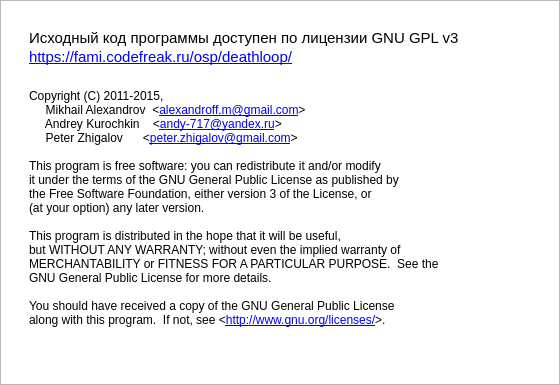
Qt form src/win32/license.ui (AlienCowEatCake/deathloop) before a commit.
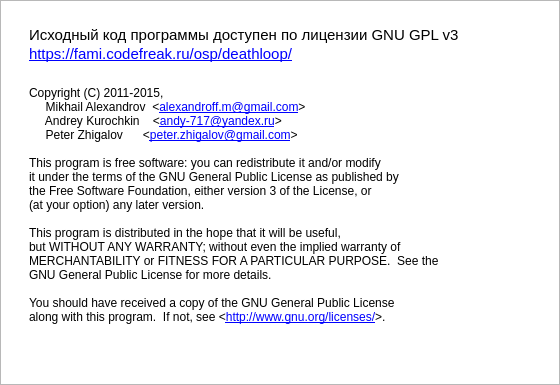
The same form after that commit. Icons and pictures are not drawn.

Commit message: Убрал скролл-поведение в окне с лицензией с некоторыми версиями Qt

What changed in the file:
```diff
--- a/src/win32/license.ui
+++ b/src/win32/license.ui
@@ -65,7 +65,7 @@
 &lt;td width=&quot;20&quot;&gt;&lt;/td&gt;
 &lt;td&gt;
 &lt;p style=&quot; margin-top:0px; margin-bottom:0px; margin-left:0px; margin-right:0px; -qt-block-indent:0; text-indent:0px;&quot;&gt;&lt;span style=&quot; font-family:'Courier New',monospace; font-size:9pt;&quot;&gt; &lt;/span&gt;&lt;/p&gt;
-&lt;p style=&quot; margin-top:8px; margin-bottom:0px; margin-left:0px; margin-right:0px; -qt-block-indent:0; text-indent:0px;&quot;&gt;&lt;span style=&quot; font-family:'Arial','Tahoma',sans-serif;  font-size:11pt;&quot;&gt;Исходный код программы доступен по лицензии GNU GPL v3&lt;/span&gt;&lt;/p&gt;
+&lt;p style=&quot; margin-top:5px; margin-bottom:0px; margin-left:0px; margin-right:0px; -qt-block-indent:0; text-indent:0px;&quot;&gt;&lt;span style=&quot; font-family:'Arial','Tahoma',sans-serif;  font-size:11pt;&quot;&gt;Исходный код программы доступен по лицензии GNU GPL v3&lt;/span&gt;&lt;/p&gt;
 &lt;p style=&quot; margin-top:1px; margin-bottom:0px; margin-left:0px; margin-right:0px; -qt-block-indent:0; text-indent:0px;&quot;&gt;&lt;span style=&quot; font-family:'Arial','Tahoma',sans-serif;  font-size:11pt;&quot;&gt;&lt;a href=&quot;https://fami.codefreak.ru/osp/deathloop/&quot;&gt;https://fami.codefreak.ru/osp/deathloop/&lt;/a&gt;&lt;/span&gt;&lt;/p&gt;
 &lt;p style=&quot; margin-top:0px; margin-bottom:0px; margin-left:0px; margin-right:0px; -qt-block-indent:0; text-indent:0px;&quot;&gt;&lt;span style=&quot; font-family:'Courier New',monospace; font-size:9pt;&quot;&gt; &lt;/span&gt;&lt;/p&gt;
 &lt;p style=&quot; margin-top:9px; margin-bottom:0px; margin-left:0px; margin-right:0px; -qt-block-indent:0; text-indent:0px;&quot;&gt;&lt;span style=&quot; font-family:'Courier New',monospace; font-size:9pt;&quot;&gt;Copyright (C) 2011-2015,&lt;/span&gt;&lt;/p&gt;
@@ -85,7 +85,7 @@
 &lt;p style=&quot; margin-top:0px; margin-bottom:0px; margin-left:0px; margin-right:0px; -qt-block-indent:0; text-indent:0px;&quot;&gt;&lt;span style=&quot; font-family:'Courier New',monospace; font-size:9pt;&quot;&gt; &lt;/span&gt;&lt;/p&gt;
 &lt;p style=&quot; margin-top:0px; margin-bottom:0px; margin-left:0px; margin-right:0px; -qt-block-indent:0; text-indent:0px;&quot;&gt;&lt;span style=&quot; font-family:'Courier New',monospace; font-size:9pt;&quot;&gt;You should have received a copy of the GNU General Public License&lt;/span&gt;&lt;/p&gt;
 &lt;p style=&quot; margin-top:0px; margin-bottom:0px; margin-left:0px; margin-right:0px; -qt-block-indent:0; text-indent:0px;&quot;&gt;&lt;span style=&quot; font-family:'Courier New',monospace; font-size:9pt;&quot;&gt;along with this program.  If not, see &amp;lt;&lt;a href=&quot;http://www.gnu.org/licenses/&quot;&gt;http://www.gnu.org/licenses/&lt;/a&gt;&amp;gt;.&lt;/span&gt;&lt;/p&gt;
-&lt;p style=&quot; margin-top:12px; margin-bottom:12px; margin-left:0px; margin-right:0px; -qt-block-indent:0; text-indent:0px;&quot;&gt;&lt;span style=&quot; font-family:'Arial','Tahoma',sans-serif; font-size:8pt;&quot;&gt;  &lt;/span&gt;&lt;/p&gt;&lt;/td&gt;
+&lt;p style=&quot; margin-top:0px; margin-bottom:0px; margin-left:0px; margin-right:0px; -qt-block-indent:0; text-indent:0px;&quot;&gt;&lt;span style=&quot; font-family:'Arial','Tahoma',sans-serif; font-size:8pt;&quot;&gt;  &lt;/span&gt;&lt;/p&gt;&lt;/td&gt;
 &lt;td width=&quot;20&quot;&gt;&lt;/td&gt;&lt;/tr&gt;&lt;/table&gt;&lt;/body&gt;&lt;/html&gt;</string>
     </property>
    </widget>
```
The commit also changes 1 other file.
